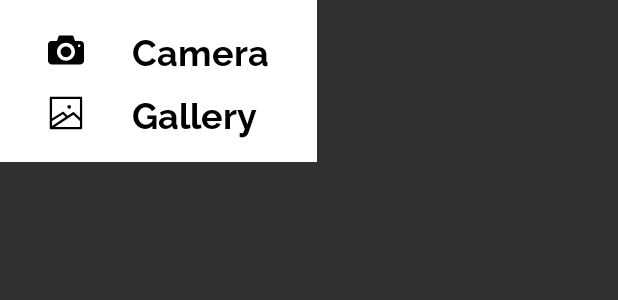
After one commit to AndreyMolochko/My-Garden, an Android app: the layout alert_dialog_camera.xml on its own in the app's theme, with its tools: preview values and no code run, on a phone screen of 412 x 824 dp. The commit adds this screen. Shown: the top 300 px of the screen. Run offline under Robolectric (Android 15) with nearby library versions, the phone set to English and light mode, and no system bars.

Commit message:
create layout alert dialog

```diff
--- a/app/src/main/java/com/ostrovec/mygarden/room/model/Plant.kt
+++ b/app/src/main/java/com/ostrovec/mygarden/room/model/Plant.kt
@@ -2,6 +2,8 @@ package com.ostrovec.mygarden.room.model
 
 import android.os.Parcel
 import android.os.Parcelable
+import androidx.databinding.BaseObservable
+import androidx.databinding.Bindable
 import androidx.room.ColumnInfo
 import androidx.room.Entity
 import androidx.room.PrimaryKey
@@ -33,7 +35,8 @@ data class Plant(
 
         @ColumnInfo(name = "end_irrigation")
         @SerializedName("end_irrigation")
-        var endIrrigation: Long) : Parcelable {
+        var endIrrigation: Long) : BaseObservable(), Parcelable {
+
     constructor(parcel: Parcel) : this(
             parcel.readInt(),
             parcel.readString(),
--- /dev/null
+++ b/app/src/main/res/drawable/ic_gallery.xml
@@ -0,0 +1,12 @@
+<vector xmlns:android="http://schemas.android.com/apk/res/android"
+    android:width="129dp"
+    android:height="129dp"
+    android:viewportWidth="129"
+    android:viewportHeight="129">
+  <path
+      android:fillColor="#FF000000"
+      android:pathData="M76,42.4m-6.6,0a6.6,6.6 0,1 1,13.2 0a6.6,6.6 0,1 1,-13.2 0"/>
+  <path
+      android:fillColor="#FF000000"
+      android:pathData="m6.4,119.5c0,0 0,0.1 0,0 0,0.1 0,0.1 0.1,0.1 0.1,0.2 0.2,0.5 0.3,0.7 0,0.1 0.1,0.1 0.1,0.2 0,0.1 0.1,0.1 0.1,0.2 0,0 0.1,0.1 0.1,0.1 0.1,0.2 0.3,0.3 0.4,0.5 0,0 0.1,0.1 0.1,0.1 0.1,0.1 0.1,0.1 0.2,0.2 0.1,0 0.1,0.1 0.1,0.1 0.1,0.1 0.2,0.1 0.3,0.2 0,0 0.1,0.1 0.1,0.1 0,0 0.1,0 0.1,0.1 0.1,0.1 0.3,0.1 0.4,0.2 0.1,0 0.1,0 0.2,0.1 0.1,0 0.2,0.1 0.2,0.1 0.3,0.1 0.6,0.1 0.9,0.1h108.2c2.3,0 4.1,-1.8 4.1,-4.1v-27,-80.9c0,-2.3 -1.8,-4.1 -4.1,-4.1h-107.9c-2.3,0 -4.1,1.8 -4.1,4.1v80.7,27c0,0.3 0.1,0.7 0.1,1 0,0.1 0,0.2 0,0.2zM114.5,114.3h-90.4l66.8,-43.7 23.6,22.5v21.2zM14.5,14.7h100v67.1l-20.3,-19.4c-1.4,-1.3 -3.5,-1.5 -5.1,-0.5l-19.1,12.6 -13.3,-13.4c-1.4,-1.4 -3.5,-1.6 -5.1,-0.6l-37.1,23.4v-69.2zM14.5,93.6l38.7,-24.4 9.8,9.9 -48.5,31.7v-17.2z"/>
+</vector>
--- /dev/null
+++ b/app/src/main/res/drawable/ic_photo_camera.xml
@@ -0,0 +1,9 @@
+<vector xmlns:android="http://schemas.android.com/apk/res/android"
+    android:width="100dp"
+    android:height="100dp"
+    android:viewportWidth="100"
+    android:viewportHeight="100">
+  <path
+      android:pathData="M50,40c-8.285,0 -15,6.718 -15,15c0,8.285 6.715,15 15,15c8.283,0 15,-6.715 15,-15C65,46.718 58.283,40 50,40zM90,25H78c-1.65,0 -3.428,-1.28 -3.949,-2.846l-3.102,-9.309C70.426,11.28 68.65,10 67,10H33c-1.65,0 -3.428,1.28 -3.949,2.846l-3.102,9.309C25.426,23.72 23.65,25 22,25H10C4.5,25 0,29.5 0,35v45c0,5.5 4.5,10 10,10h80c5.5,0 10,-4.5 10,-10V35C100,29.5 95.5,25 90,25zM50,80c-13.807,0 -25,-11.193 -25,-25c0,-13.806 11.193,-25 25,-25c13.805,0 25,11.194 25,25C75,68.807 63.805,80 50,80zM86.5,41.993c-1.932,0 -3.5,-1.566 -3.5,-3.5c0,-1.932 1.568,-3.5 3.5,-3.5c1.934,0 3.5,1.568 3.5,3.5C90,40.427 88.433,41.993 86.5,41.993z"
+      android:fillColor="#030104"/>
+</vector>
--- a/app/src/main/res/layout/activity_add_plant.xml
+++ b/app/src/main/res/layout/activity_add_plant.xml
@@ -37,7 +37,7 @@
             android:layout_marginEnd="@dimen/medium_padding"
             android:layout_marginTop="@dimen/normal_padding"
             android:hint="@string/name"
-            android:text="@{model.name}"
+            android:text="@={model.name}"
             app:layout_constraintEnd_toStartOf="@id/add_plants_name_check_image_view"
             app:layout_constraintStart_toStartOf="parent"
             app:layout_constraintTop_toBottomOf="@id/add_plants_title_text_view" />
--- /dev/null
+++ b/app/src/main/res/layout/alert_dialog_camera.xml
@@ -0,0 +1,53 @@
+<?xml version="1.0" encoding="utf-8"?>
+<layout xmlns:app="http://schemas.android.com/apk/res-auto">
+
+    <androidx.constraintlayout.widget.ConstraintLayout xmlns:android="http://schemas.android.com/apk/res/android"
+        android:layout_width="wrap_content"
+        android:layout_height="wrap_content"
+        android:background="@color/colorWhite"
+        android:paddingBottom="@dimen/medium_padding"
+        android:paddingEnd="@dimen/big_padding"
+        android:paddingStart="@dimen/big_padding"
+        android:paddingTop="@dimen/medium_padding">
+
+        <TextView
+            android:id="@+id/dialog_camera_camera_text_view"
+            style="@style/HeaderTitle"
+            android:layout_width="wrap_content"
+            android:layout_height="wrap_content"
+            android:layout_marginStart="@dimen/big_padding"
+            android:text="@string/camera"
+            app:layout_constraintStart_toEndOf="@id/dialog_camera_camera_image_view"
+            app:layout_constraintTop_toTopOf="parent" />
+
+        <ImageView
+            android:id="@+id/dialog_camera_camera_image_view"
+            android:layout_width="@dimen/size_check_image_view"
+            android:layout_height="@dimen/size_check_image_view"
+            app:layout_constraintBottom_toBottomOf="@id/dialog_camera_camera_text_view"
+            app:layout_constraintStart_toStartOf="parent"
+            app:layout_constraintTop_toTopOf="@id/dialog_camera_camera_text_view"
+            app:srcCompat="@drawable/ic_photo_camera" />
+
+        <TextView
+            android:id="@+id/dialog_camera_gallery_text_view"
+            style="@style/HeaderTitle"
+            android:layout_width="wrap_content"
+            android:layout_height="wrap_content"
+            android:layout_marginStart="@dimen/big_padding"
+            android:layout_marginTop="@dimen/normal_padding"
+            android:text="@string/gallery"
+            app:layout_constraintStart_toEndOf="@id/dialog_camera_gallery_image_view"
+            app:layout_constraintTop_toBottomOf="@id/dialog_camera_camera_text_view" />
+
+        <ImageView
+            android:id="@+id/dialog_camera_gallery_image_view"
+            android:layout_width="@dimen/size_check_image_view"
+            android:layout_height="@dimen/size_check_image_view"
+            app:layout_constraintBottom_toBottomOf="@id/dialog_camera_gallery_text_view"
+            app:layout_constraintStart_toStartOf="parent"
+            app:layout_constraintTop_toTopOf="@id/dialog_camera_gallery_text_view"
+            app:srcCompat="@drawable/ic_gallery" />
+
+    </androidx.constraintlayout.widget.ConstraintLayout>
+</layout>
--- a/app/src/main/res/values/strings.xml
+++ b/app/src/main/res/values/strings.xml
@@ -20,4 +20,6 @@
     <string name="save">Save</string>
     <string name="period_in_days">Irrigation period in days</string>
     <string name="days">days</string>
+    <string name="camera">Camera</string>
+    <string name="gallery">Gallery</string>
 </resources>
```
